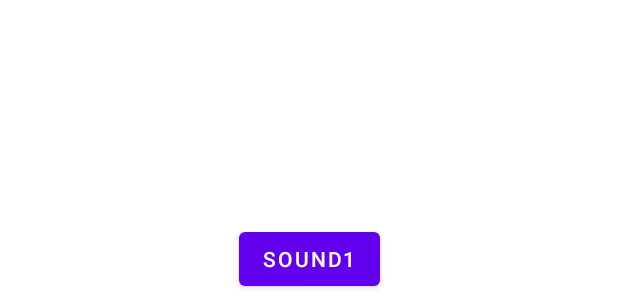
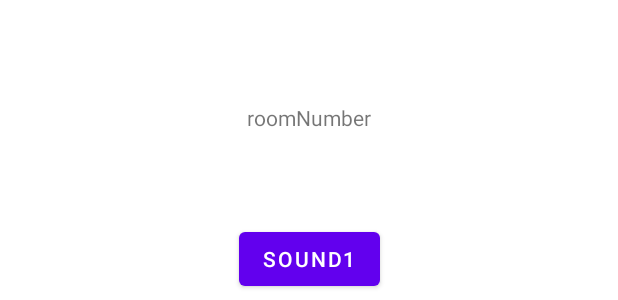
Before and after one commit to Haru39M/karaoke, an Android app: the layout activity_play_room.xml on its own in the app's theme, with its tools: preview values and no code run, on a phone screen of 412 x 824 dp. Shown: the part 137-437 px from the top of the screen. Run offline under Robolectric (Android 15) with nearby library versions, the phone set to English and light mode, and no system bars.

Commit message:
ルーム選択機能を実装

```diff
--- a/app/src/main/res/layout/activity_play_room.xml
+++ b/app/src/main/res/layout/activity_play_room.xml
@@ -5,6 +5,16 @@
     android:layout_width="match_parent"
     android:layout_height="match_parent"
     tools:context=".playRoomActivity">
+
+    <TextView
+        android:id="@+id/selectedRoomIdTextView"
+        android:layout_width="wrap_content"
+        android:layout_height="wrap_content"
+        android:layout_marginTop="160dp"
+        android:text="roomNumber"
+        app:layout_constraintEnd_toEndOf="parent"
+        app:layout_constraintStart_toStartOf="parent"
+        app:layout_constraintTop_toTopOf="parent" />
 
     <Button
         android:id="@+id/playSound1Button"
```
Also changed, not shown: app/src/main/java/app/wakayama/harusame/karaoke/playRoomActivity.kt (+9 -4 lines).
